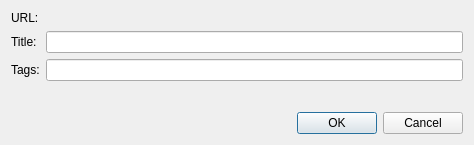
Above: src/plugins/poshuku/addtofavoritesdialog.ui from 0xd34df00d/leechcraft before the change. Below: the same form after it.
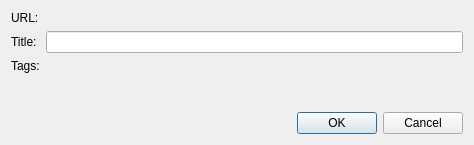
That is the form after the change. Icons and pictures are not drawn. Custom widgets are drawn as their Qt base class.

Diff of the .ui file:
```diff
--- a/src/plugins/poshuku/addtofavoritesdialog.ui
+++ b/src/plugins/poshuku/addtofavoritesdialog.ui
@@ -47,7 +47,7 @@
       </widget>
      </item>
      <item row="2" column="1" >
-      <widget class="LeechCraft::Util::TagsLineEdit" name="TagsEdit_" />
+      <widget class="LeechCraft::Util::TagsLineEdit" native="1" name="TagsEdit_" />
      </item>
     </layout>
    </item>
@@ -66,8 +66,8 @@
  <customwidgets>
   <customwidget>
    <class>LeechCraft::Util::TagsLineEdit</class>
-   <extends>QLineEdit</extends>
-   <header>tagslineedit.h</header>
+   <extends>QWidget</extends>
+   <header location="global" >tagslineedit.h</header>
   </customwidget>
  </customwidgets>
  <resources/>
```
Left out of the diff: 8 changed lines with no effect on the pictures.
